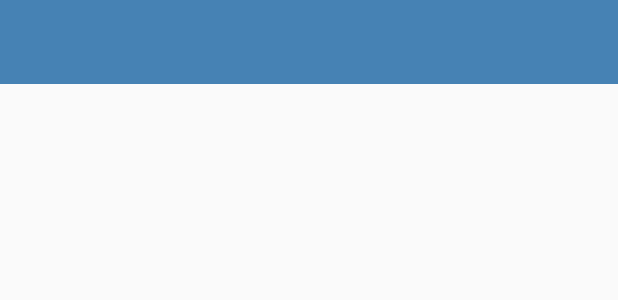
After one commit to smoothstreams/ssandroid, an Android app: the layout ss_toolbar.xml on its own in the app's theme, with its tools: preview values and no code run, on a phone screen of 412 x 824 dp. The commit adds this screen. Shown: the top 300 px of the screen. Run offline under Robolectric (Android 15) with nearby library versions, the phone set to English and light mode, and no system bars.

Commit message:
Temporary toolbarextraction

```diff
--- /dev/null
+++ b/app/src/main/res/layout/ss_toolbar.xml
@@ -0,0 +1,17 @@
+<?xml version="1.0" encoding="utf-8"?>
+
+
+<android.support.v7.widget.Toolbar
+    xmlns:app="http://schemas.android.com/apk/res-auto"
+    xmlns:android="http://schemas.android.com/apk/res/android"
+    xmlns:tools="http://schemas.android.com/tools"
+    android:id="@+id/toolbar"
+    android:layout_width="match_parent"
+    android:layout_height="wrap_content"
+    android:background="?attr/colorPrimary"
+    android:minHeight="?attr/actionBarSize"
+    android:fitsSystemWindows="true"
+    android:theme="@style/ThemeOverlay.AppCompat.Dark.ActionBar"
+    app:popupTheme="@style/ThemeOverlay.AppCompat.Light"
+    app:theme="@style/ThemeOverlay.AppCompat.Dark.ActionBar"
+    tools:showIn="@layout/activity_main"/>
```
Also changed, not shown: app/src/main/res/layout/activity_main.xml (+1 -10 lines), app/src/main/res/layout/activity_main_nocast.xml (+1 -7 lines).
